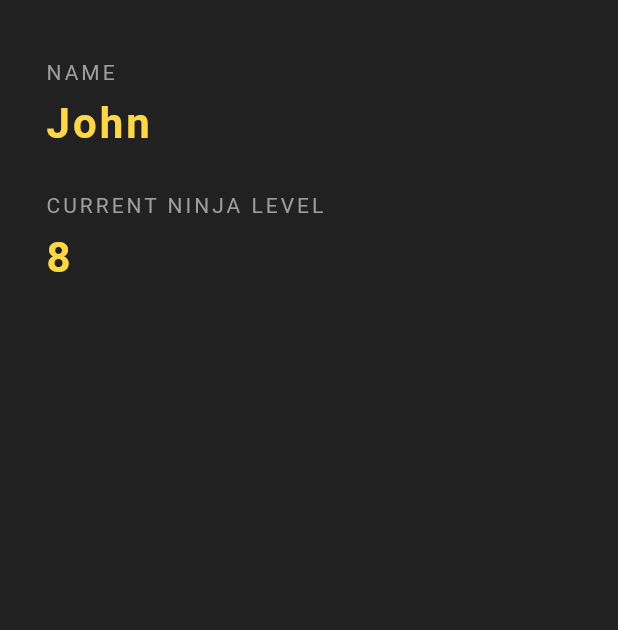
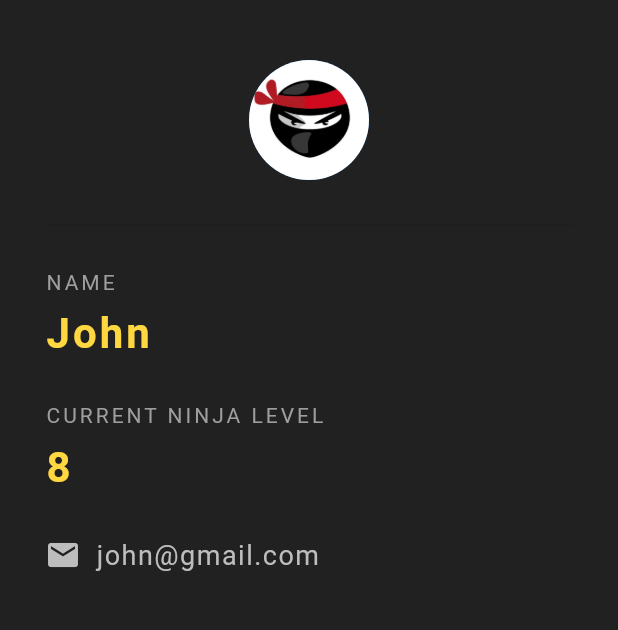
Before and after one commit to ThusharaSamaraweera/Ninja-ID-card, a Flutter app: the screen it shows after launch, on a phone screen of 412 x 824 dp, the part 84-714 px from its top. Run offline on Flutter 3.47's test engine with Material 2 defaults, Android fonts, the light colour scheme and no system bars.

Commit message:
add eamil and avatar

```diff
--- a/lib/main.dart
+++ b/lib/main.dart
@@ -22,6 +22,15 @@ class NinjaCard extends StatelessWidget {
         child: Column(
           crossAxisAlignment: CrossAxisAlignment.start,
           children: [
+            const Center(
+              child: CircleAvatar(
+                backgroundImage: AssetImage('assets/ninja-face.jpg'),
+                radius: 40.0,
+              ),
+            ),
+            const Divider(
+              height: 60.0,
+            ),
             const Text(
               'NAME',
               style: TextStyle(
@@ -29,7 +38,7 @@ class NinjaCard extends StatelessWidget {
                 letterSpacing: 2.0,
               ),
             ),
-            SizedBox(height: 10.0),
+            const SizedBox(height: 10.0),
             Text(
               'John',
               style: TextStyle(
@@ -39,7 +48,7 @@ class NinjaCard extends StatelessWidget {
                 fontWeight: FontWeight.bold,
               ),
             ),
-            SizedBox(height: 30.0),
+            const SizedBox(height: 30.0),
             const Text(
               'CURRENT NINJA LEVEL',
               style: TextStyle(
@@ -47,7 +56,7 @@ class NinjaCard extends StatelessWidget {
                 letterSpacing: 2.0,
               ),
             ),
-            SizedBox(height: 10.0),
+            const SizedBox(height: 10.0),
             Text(
               '8',
               style: TextStyle(
@@ -57,7 +66,24 @@ class NinjaCard extends StatelessWidget {
                 fontWeight: FontWeight.bold,
               ),
             ),
-            SizedBox(height: 30.0),
+            const SizedBox(height: 30.0),
+            Row(
+              children: [
+                Icon(
+                  Icons.email,
+                  color: Colors.grey[400],
+                ),
+                SizedBox(width: 10.0),
+                Text(
+                  'john@gmail.com',
+                  style: TextStyle(
+                    color: Colors.grey[400],
+                    fontSize: 18.0,
+                    letterSpacing: 1.0,
+                  ),
+                )
+              ],
+            )
           ],
         ),
       ),
--- a/pubspec.yaml
+++ b/pubspec.yaml
@@ -58,10 +58,8 @@ flutter:
   uses-material-design: true
 
   # To add assets to your application, add an assets section, like this:
-  # assets:
-  #   - images/a_dot_burr.jpeg
-  #   - images/a_dot_ham.jpeg
-
+  assets:
+    - assets/
   # An image asset can refer to one or more resolution-specific "variants", see
   # https://flutter.dev/assets-and-images/#resolution-aware.
 
```
Also changed, not shown: assets/ninja-face.jpg (added).
